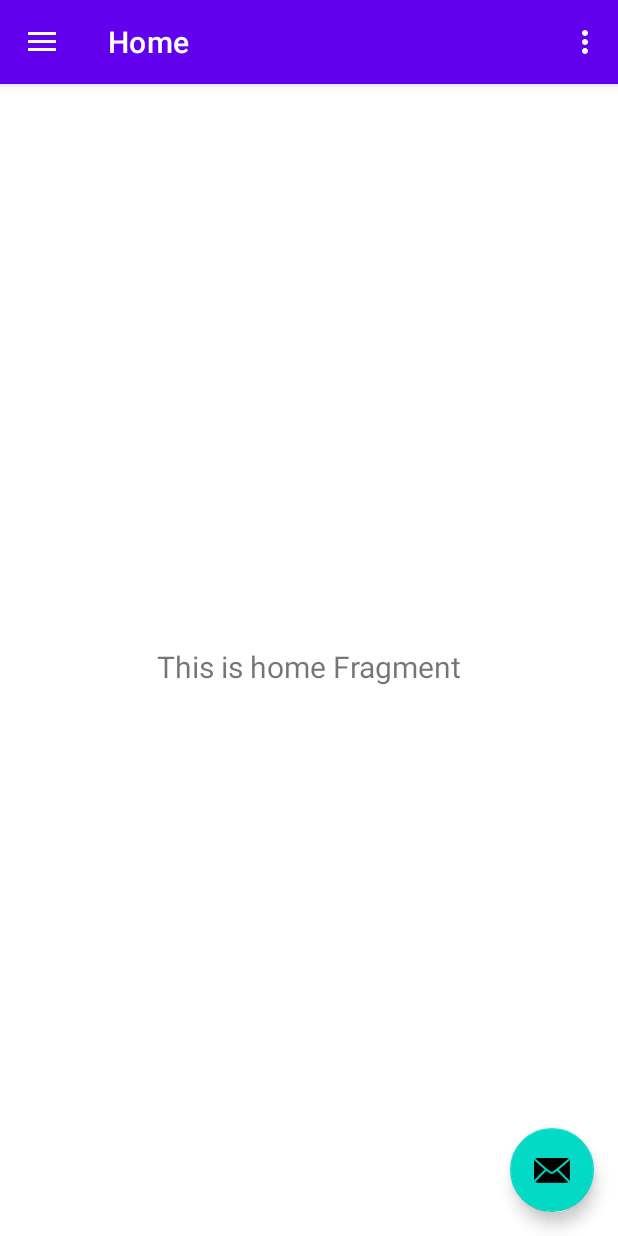
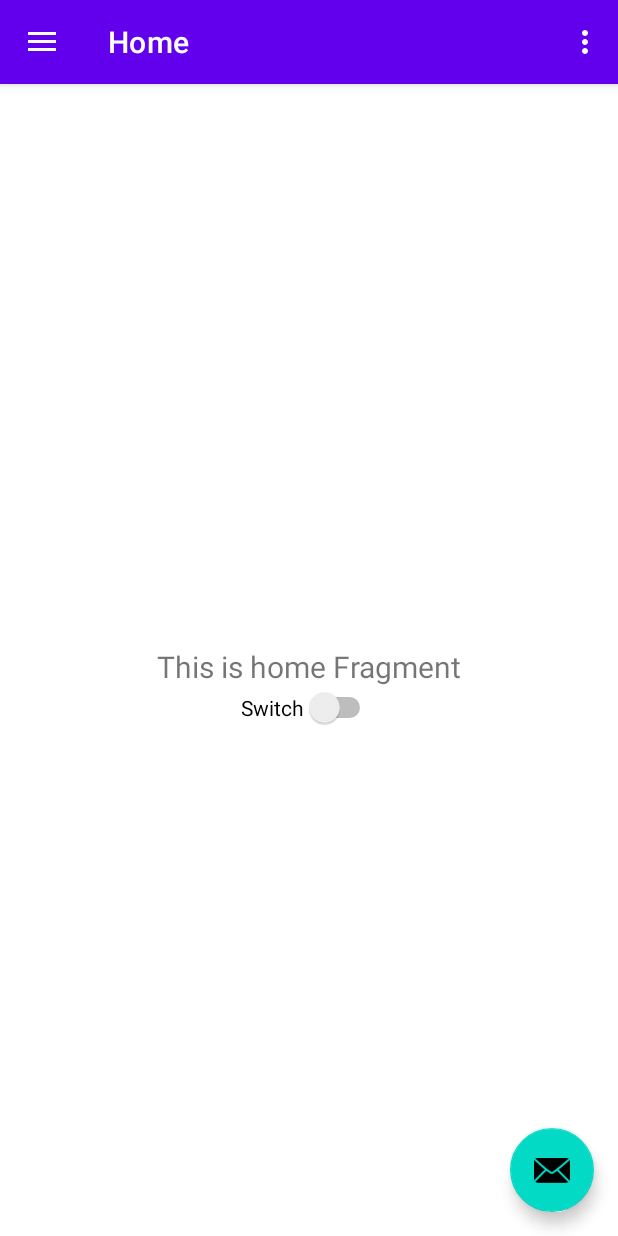
Before and after one commit to efibs/GeoApp, an Android app: the screen it shows after launch (MainActivity), on a phone screen of 412 x 824 dp. Run offline under Robolectric (Android 15) with nearby library versions, the phone set to English and light mode, and no system bars; our stand-ins replace data binding, navigation-ui.

Commit message:
Rewrite home fragment to use view model

```diff
--- a/GeoAppAndroid/app/build.gradle.kts
+++ b/GeoAppAndroid/app/build.gradle.kts
@@ -35,6 +35,7 @@ android {
     }
     buildFeatures {
         viewBinding = true
+        dataBinding = true
     }
 }
 
--- a/GeoAppAndroid/app/src/main/java/de/fibs/geoappandroid/ui/home/HomeFragment.kt
+++ b/GeoAppAndroid/app/src/main/java/de/fibs/geoappandroid/ui/home/HomeFragment.kt
@@ -4,9 +4,8 @@ import android.os.Bundle
 import android.view.LayoutInflater
 import android.view.View
 import android.view.ViewGroup
-import android.widget.TextView
 import androidx.fragment.app.Fragment
-import androidx.lifecycle.ViewModelProvider
+import androidx.fragment.app.viewModels
 import de.fibs.geoappandroid.databinding.FragmentHomeBinding
 
 class HomeFragment : Fragment() {
@@ -17,22 +16,19 @@ class HomeFragment : Fragment() {
     // onDestroyView.
     private val binding get() = _binding!!
 
+    private val viewModel: HomeViewModel by viewModels()
+
     override fun onCreateView(
         inflater: LayoutInflater,
         container: ViewGroup?,
         savedInstanceState: Bundle?
     ): View {
-        val homeViewModel =
-            ViewModelProvider(this).get(HomeViewModel::class.java)
+        _binding = FragmentHomeBinding.inflate(inflater, container, false)
 
-        _binding = FragmentHomeBinding.inflate(inflater, container, false)
-        val root: View = binding.root
+        binding.viewModel = viewModel
+        binding.lifecycleOwner = viewLifecycleOwner
 
-        val textView: TextView = binding.textHome
-        homeViewModel.text.observe(viewLifecycleOwner) {
-            textView.text = it
-        }
-        return root
+        return binding.root
     }
 
     override fun onDestroyView() {
--- a/GeoAppAndroid/app/src/main/java/de/fibs/geoappandroid/ui/home/HomeViewModel.kt
+++ b/GeoAppAndroid/app/src/main/java/de/fibs/geoappandroid/ui/home/HomeViewModel.kt
@@ -1,13 +1,24 @@
 package de.fibs.geoappandroid.ui.home
 
-import androidx.lifecycle.LiveData
+import androidx.databinding.Bindable
 import androidx.lifecycle.MutableLiveData
 import androidx.lifecycle.ViewModel
 
 class HomeViewModel : ViewModel() {
 
-    private val _text = MutableLiveData<String>().apply {
-        value = "This is home Fragment"
-    }
-    val text: LiveData<String> = _text
+    val text = MutableLiveData("This is home Fragment")
+
+    private val _collecting = MutableLiveData(false)
+
+    @get:Bindable
+    var collecting: Boolean
+        get() = _collecting.value ?: false
+        set(value) {
+            _collecting.value = value
+            if (value) {
+                text.value = "Enabled"
+            } else {
+                text.value = "Disabled"
+            }
+        }
 }
--- a/GeoAppAndroid/app/src/main/res/layout/fragment_home.xml
+++ b/GeoAppAndroid/app/src/main/res/layout/fragment_home.xml
@@ -1,5 +1,9 @@
 <?xml version="1.0" encoding="utf-8"?>
-<androidx.constraintlayout.widget.ConstraintLayout xmlns:android="http://schemas.android.com/apk/res/android"
+<layout xmlns:android="http://schemas.android.com/apk/res/android">
+    <data>
+        <variable name="viewModel" type="de.fibs.geoappandroid.ui.home.HomeViewModel"/>
+    </data>
+    <androidx.constraintlayout.widget.ConstraintLayout
         xmlns:app="http://schemas.android.com/apk/res-auto"
         xmlns:tools="http://schemas.android.com/tools"
         android:layout_width="match_parent"
@@ -15,8 +19,21 @@
             android:layout_marginEnd="8dp"
             android:textAlignment="center"
             android:textSize="20sp"
+            android:text="@={viewModel.text}"
             app:layout_constraintBottom_toBottomOf="parent"
             app:layout_constraintEnd_toEndOf="parent"
             app:layout_constraintStart_toStartOf="parent"
             app:layout_constraintTop_toTopOf="parent" />
+
+        <Switch
+            android:id="@+id/switch2"
+            android:layout_width="wrap_content"
+            android:layout_height="wrap_content"
+            android:text="Switch"
+            android:checked="@={viewModel.collecting}"
+            app:layout_constraintEnd_toEndOf="parent"
+            app:layout_constraintHorizontal_bias="0.498"
+            app:layout_constraintStart_toStartOf="parent"
+            app:layout_constraintTop_toBottomOf="@+id/text_home" />
     </androidx.constraintlayout.widget.ConstraintLayout>
+</layout>
```
Lines whose indentation alone changed are shown as unchanged.
